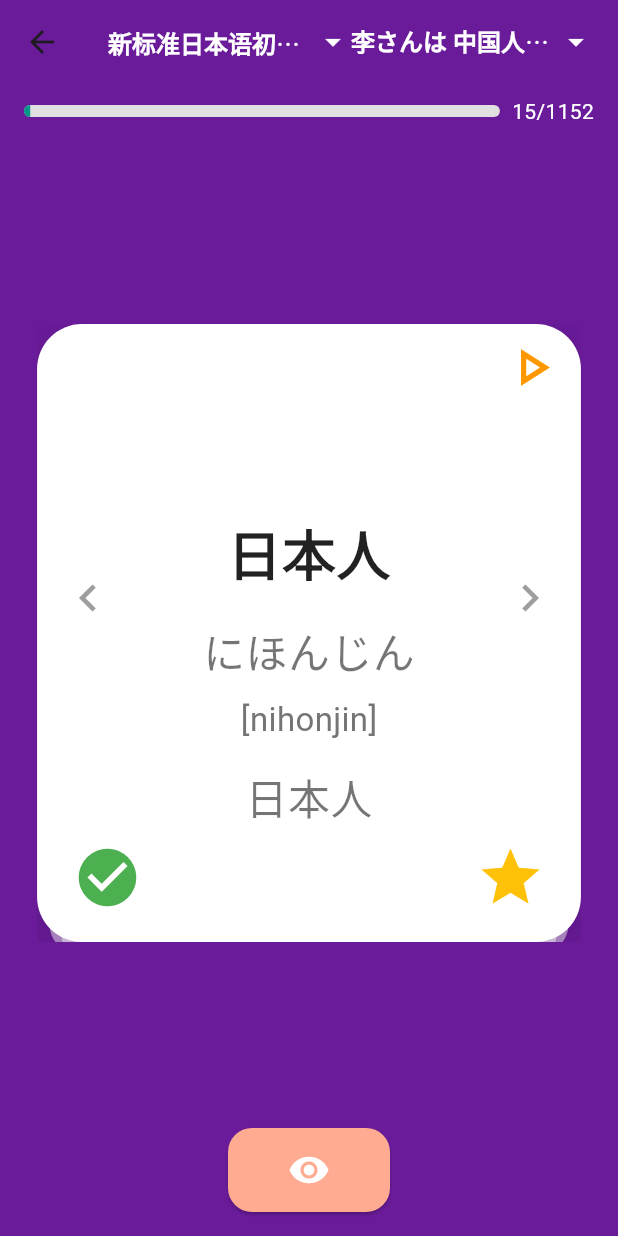
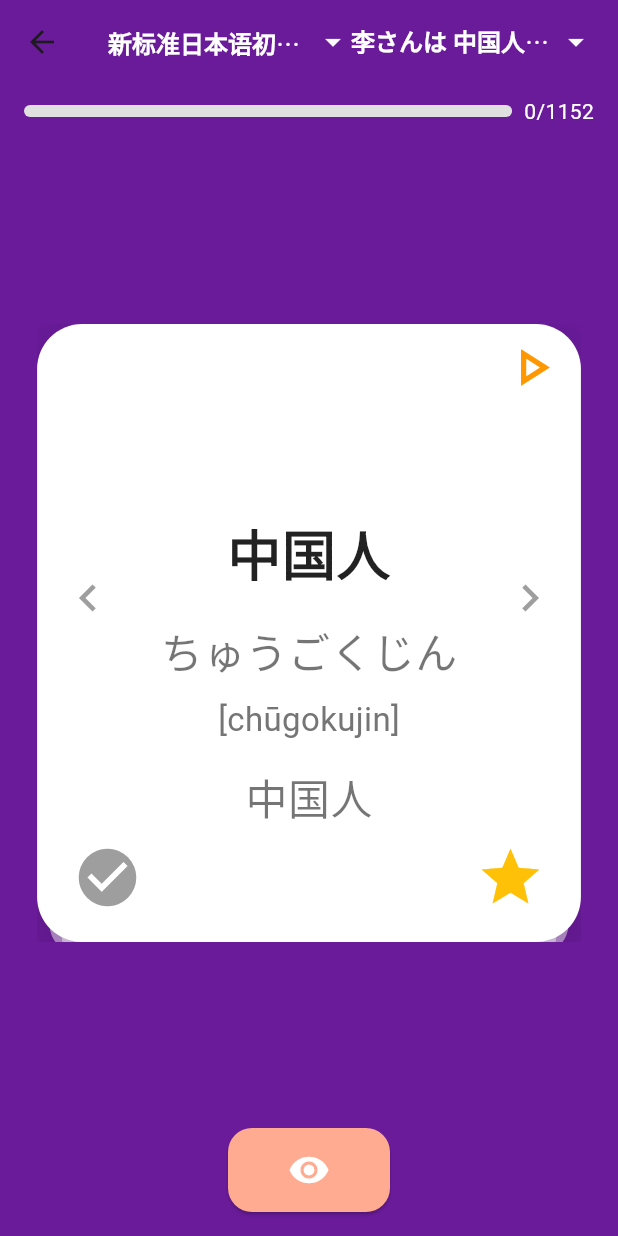
Before and after one commit to ssftree/nihong-bk, a Flutter app: the screen it shows after launch, after a tap on "新标准日本语初级上册", on a phone screen of 412 x 824 dp. Run offline on Flutter 3.47's test engine with Material 3 defaults, Android fonts, the light colour scheme and no system bars; our stand-ins replace audioplayers, shared_preferences.

Commit message:
refactor: Refactor logic for handling completed vocabularies.
- Update functions and logic to consider completed vocabularies before advancing
- Fix typos in import statements and field names
- Refactor SharedPreferencesHelper to handle completed vocabularies
- Remove unnecessary class and update file structure for TripleVoc

```diff
--- a/assets/vocabulary/0/words/0.json
+++ b/assets/vocabulary/0/words/0.json
@@ -26,7 +26,7 @@
     {
         "id": "3",
         "japanese": "アメリカじん",
-        "kanji": "～人",
+        "kanji": "美国人",
         "type": "〔名〕",
         "chinese": "美国人",
         "romaji": "amerika-jin"
@@ -34,7 +34,7 @@
     {
         "id": "4",
         "japanese": "フランスじん",
-        "kanji": "～人",
+        "kanji": "法国人",
         "type": "〔名〕",
         "chinese": "法国人",
         "romaji": "furansu-jin"
--- a/lib/category_page.dart
+++ b/lib/category_page.dart
@@ -2,7 +2,7 @@ import 'dart:convert';
 import 'package:daily_word/shared_preferences_helper.dart';
 import 'package:flutter/material.dart';
 import 'flashcard_page.dart';
-import 'model/TripleVoc.dart';
+import 'model/triplevoc.dart';
 import 'model/book.dart';
 import 'model/lesson.dart';
 
@@ -15,12 +15,13 @@ class CategoryPage extends StatefulWidget {
 
 class _CategoryPageState extends State<CategoryPage> {
   late Future<List<Book>> _futureBooks;
-
+  late Map<String, Map<String, String>> _completedVocabularies = {};
 
   @override
   void initState() {
     super.initState();
     _futureBooks = _loadBookModel();
+    _loadCompletedVocabularies();
   }
 
   Future<List<Book>> _loadBookModel() async {
@@ -28,6 +29,11 @@ class _CategoryPageState extends State<CategoryPage> {
         .loadString('assets/vocabulary/0/metadata/metadata.json');
     final book = Book.fromJson(json.decode(response));
     return [book];
+  }
+
+  void _loadCompletedVocabularies() async {
+    final SharedPreferencesHelper prefs = SharedPreferencesHelper();
+    _completedVocabularies = await prefs.getCompletedVocabularies();
   }
 
   @override
@@ -165,7 +171,8 @@ class _CategoryPageState extends State<CategoryPage> {
                         itemCount: books.length,
                         itemBuilder: (context, index) {
                           final book = books[index];
-                          return _buildCategoryItem(book, 0, book.totalVocabularies);
+                          final completedVocabularies = _completedVocabularies[book.bookId] ?? {};
+                          return _buildCategoryItem(book, completedVocabularies);
                         },
                       );
                     }
@@ -228,19 +235,19 @@ class _CategoryPageState extends State<CategoryPage> {
     );
   }
 
-  Widget _buildCategoryItem(Book book, int completed, int total) {
+  Widget _buildCategoryItem(Book book, Map<String, String> completedVocabularies) {
+    var total = book.totalVocabularies;
+    var completed = completedVocabularies.length;
     return GestureDetector(
         onTap: () async {
-          final progress = await SharedPreferencesHelper().getProgressForBook(book.bookId);
           final books = await _futureBooks;
           Navigator.push(
             context,
             MaterialPageRoute(
                 builder: (context) => FlashcardPage(
                       books: books,
-                      progress: progress!,
-                      selectedBookIndex: 0,
-                      selectedLessonIndex: 0,
+                      curVoc: TripleVoc(bookId: 0, lessonId: 0, vocabularyId: 0),
+                    completedVocabularies: completedVocabularies,
                     )),
           );
         },
--- a/lib/flashcard_page.dart
+++ b/lib/flashcard_page.dart
@@ -1,26 +1,26 @@
 import 'dart:convert';
-import 'package:daily_word/model/TripleVoc.dart';
+import 'package:daily_word/model/triplevoc.dart';
 import 'package:daily_word/model/vocabulary.dart';
+import 'package:daily_word/shared_preferences_helper.dart';
 import 'package:flutter/material.dart';
 import 'package:audioplayers/audioplayers.dart';
 import 'helpers/vocabulary_nevigate.dart';
 import 'model/book.dart';
 import 'model/lesson.dart';
-import 'model/progress.dart';
+
 
 class FlashcardPage extends StatefulWidget {
   final List<Book> books;
-  Progress progress;
-  int selectedBookIndex;
-  int selectedLessonIndex;
+  TripleVoc curVoc;
+  Map<String, String> completedVocabularies;
 
   FlashcardPage({
     Key? key,
     required this.books,
-    required this.progress,
-    required this.selectedBookIndex,
-    required this.selectedLessonIndex,
-  }) : super(key: key);
+    required this.curVoc,
+    Map<String, String>? completedVocabularies,
+  })  : completedVocabularies = completedVocabularies ?? {},
+        super(key: key);
 
   @override
   _FlashcardPageState createState() => _FlashcardPageState();
@@ -30,26 +30,22 @@ class _FlashcardPageState extends State<FlashcardPage> {
   List<Vocabulary> _vocabulary = [];
   bool _isLoading = true;
   int _totalVocabularies = 0;
+  int _completedSize = 0;
   final AudioPlayer _audioPlayer = AudioPlayer();
-  late TripleVoc currentTripleVoc;
   bool _isVisible = true;
+  final SharedPreferencesHelper prefs = SharedPreferencesHelper();
 
   @override
   void initState() {
     super.initState();
     _initVariables();
-    _loadVocabulary(widget.books[widget.selectedBookIndex].bookId,
-    widget.selectedLessonIndex.toString());
+    _loadVocabulary(widget.curVoc.getBookIdString(), widget.curVoc.getLessonIdString());
   }
 
   void _initVariables() {
     _totalVocabularies =
-        widget.books[widget.selectedBookIndex].totalVocabularies;
-    currentTripleVoc = TripleVoc(
-      lessonId: widget.selectedLessonIndex,
-      vocabularyId: 0,
-      bookId: int.parse(widget.books[widget.selectedBookIndex].bookId),
-    );
+        widget.books[widget.curVoc.bookId].totalVocabularies;
+    _completedSize = widget.completedVocabularies.length;
   }
 
   Future<void> _loadVocabulary(String bookId, String lessonId) async {
@@ -68,30 +64,33 @@ class _FlashcardPageState extends State<FlashcardPage> {
   }
 
   void _navigateToPreviousVocabulary() {
-    final result = getPrevVocabulary(widget.books[widget.selectedBookIndex], currentTripleVoc);
+    final result = getPrevVocabulary(widget.books[widget.curVoc.bookId], widget.curVoc, widget.completedVocabularies);
     setState(() {
-      currentTripleVoc = result.$1; // Update currentTripleVoc
-      if (widget.selectedLessonIndex != currentTripleVoc.lessonId) {
-        widget.selectedLessonIndex = currentTripleVoc.lessonId; // Update selectedLessonIndex
-        _loadVocabulary(widget.books[widget.selectedBookIndex].bookId, widget.selectedLessonIndex.toString());
+      var preLess = widget.curVoc.lessonId;
+      widget.curVoc = result.$1; // Update widget.curVoc
+      if (preLess != widget.curVoc.lessonId) {
+        _loadVocabulary(widget.curVoc.getBookIdString(), widget.curVoc.getLessonIdString());
         setState(() {}); // Trigger a rebuild to update the dropdown menu
       }
-      widget.progress = Progress(lastLesson: widget.selectedLessonIndex, lastVocabulary: currentTripleVoc.vocabularyId); // Update progress
-
     });
   }
 
   void _navigateToNextVocabulary() {
-    final result = getNextVocabulary(widget.books[widget.selectedBookIndex], currentTripleVoc);
+    final result = getNextVocabulary(widget.books[widget.curVoc.bookId], widget.curVoc, widget.completedVocabularies);
     setState(() {
-      currentTripleVoc = result.$1; // Update currentTripleVoc
-      if (widget.selectedLessonIndex != currentTripleVoc.lessonId) {
-        widget.selectedLessonIndex = currentTripleVoc.lessonId; // Update selectedLessonIndex
-        _loadVocabulary(widget.books[widget.selectedBookIndex].bookId, widget.selectedLessonIndex.toString());
+      var preLess = widget.curVoc.lessonId;
+      widget.curVoc = result.$1; // Update widget.curVoc
+      if (preLess != widget.curVoc.lessonId) {
+        _loadVocabulary(widget.curVoc.getBookIdString(), widget.curVoc.getLessonIdString());
         setState(() {}); // Trigger a rebuild to update the dropdown menu
       }
-      widget.progress = Progress(lastLesson: widget.selectedLessonIndex, lastVocabulary: currentTripleVoc.vocabularyId); // Update progress
     });
+  }
+
+  void _markAsCompleted() {
+    String currentVocabularyId = "${widget.curVoc.getLessonIdString()}-${widget.curVoc.getVocabularyIdString()}";
+    widget.completedVocabularies[currentVocabularyId] = currentVocabularyId; // Mark as completed
+    prefs.addCompletedVocabulary(widget.curVoc.getBookIdString(), currentVocabularyId); // Save to shared preferences
   }
 
   @override
@@ -121,7 +120,7 @@ class _FlashcardPageState extends State<FlashcardPage> {
                     children: [
                       Flexible(
                         child: Text(
-                          widget.books[widget.selectedBookIndex].title,
+                          widget.books[widget.curVoc.bookId].title,
                           style: TextStyle(
                             color: Colors.white,
                             fontSize: 16,
@@ -148,30 +147,28 @@ class _FlashcardPageState extends State<FlashcardPage> {
                 child: PopupMenuButton<String>(
                   onSelected: (String value) {
                     // Find the index of the selected lesson
-                    final selectedLesson = widget.books[widget.selectedBookIndex].lessons.firstWhere(
+                    final selectedLesson = widget.books[widget.curVoc.bookId].lessons.firstWhere(
                       (lesson) => lesson.lessonTitle == value,
-                      orElse: () => widget.books[widget.selectedBookIndex].lessons[widget.selectedLessonIndex], // Fallback
+                      orElse: () => widget.books[widget.curVoc.bookId].lessons[widget.curVoc.lessonId], // Fallback
                     );
                     setState(() {
-                      widget.selectedLessonIndex = widget.books[widget.selectedBookIndex].lessons.indexOf(selectedLesson); // Update selectedLessonIndex
+                      widget.curVoc.lessonId = widget.books[widget.curVoc.bookId].lessons.indexOf(selectedLesson); // Update selectedLessonIndex
                       print(selectedLesson.lessonTitle);
                       print(selectedLesson.lessonId);
-                      _loadVocabulary(widget.books[widget.selectedBookIndex].bookId, widget.selectedLessonIndex.toString()); // Load vocabulary for the selected lesson
-                      currentTripleVoc.lessonId = widget.selectedLessonIndex; // Update lessonId in currentTripleVoc
-                      currentTripleVoc.vocabularyId = 0;
+                      _loadVocabulary(widget.curVoc.getBookIdString(), widget.curVoc.lessonId.toString()); // Load vocabulary for the selected lesson
+                      widget.curVoc.lessonId = widget.curVoc.lessonId; // Update lessonId in widget.curVoc
+                      widget.curVoc.vocabularyId = 0;
                       setState(() {
 
                       });
                     });
-                    widget.progress = Progress(lastLesson: widget.selectedLessonIndex, lastVocabulary: 0);
-
                   },
                   child: Row(
                     children: [
                       Flexible(
                         child: Text(
                           widget
-                              .books[widget.selectedBookIndex].lessons[widget.selectedLessonIndex].lessonTitle,
+                              .books[widget.curVoc.bookId].lessons[widget.curVoc.lessonId].lessonTitle,
                           style: const TextStyle(
                             color: Colors.white,
                             fontSize: 16,
@@ -185,7 +182,7 @@ class _FlashcardPageState extends State<FlashcardPage> {
                     ],
                   ),
                   itemBuilder: (BuildContext context) {
-                    return widget.books[widget.selectedBookIndex].lessons
+                    return widget.books[widget.curVoc.bookId].lessons
                         .map((Lesson lesson) {
                       return PopupMenuItem<String>(
                         value: lesson.lessonTitle,
@@ -211,7 +208,7 @@ class _FlashcardPageState extends State<FlashcardPage> {
                     child: ClipRRect(
                       borderRadius: BorderRadius.circular(20),
                       child: LinearProgressIndicator(
-                        value: 15 / _totalVocabularies,
+                        value: _completedSize / _totalVocabularies,
                         backgroundColor: Colors.grey[300],
                         valueColor: AlwaysStoppedAnimation<Color>(Colors.teal),
                         minHeight: 8,
@@ -220,7 +217,7 @@ class _FlashcardPageState extends State<FlashcardPage> {
                   ),
                   const SizedBox(width: 8),
                   Text(
-                    '15/${_totalVocabularies.toString()}',
+                    '${_completedSize}/${_totalVocabularies.toString()}',
                     style: TextStyle(color: Colors.white, fontSize: 14),
                   ),
                 ],
@@ -264,9 +261,9 @@ class _FlashcardPageState extends State<FlashcardPage> {
                                   alignment: Alignment.topRight,
                                   child: GestureDetector(
                                     onTap: () async {
-                                      print("vocabulary/${widget.selectedBookIndex}/mp3/${widget.selectedLessonIndex}/${widget.progress.lastVocabulary}.mp3");
+                                      print("vocabulary/${widget.curVoc.bookId}/mp3/${widget.curVoc.lessonId}/${widget.curVoc.vocabularyId}.mp3");
                                       await _audioPlayer.play(AssetSource(
-                                          "vocabulary/${widget.selectedBookIndex}/mp3/${widget.selectedLessonIndex}/${widget.progress.lastVocabulary}.mp3"));
+                                          "vocabulary/${widget.curVoc.bookId}/mp3/${widget.curVoc.lessonId}/${widget.curVoc.vocabularyId}.mp3"));
                                     },
                                     child: Icon(
                                       Icons.play_arrow_outlined,
@@ -278,9 +275,9 @@ class _FlashcardPageState extends State<FlashcardPage> {
                               ),
                               const Spacer(),
                               Text(
-                                _vocabulary[widget.progress.lastVocabulary].kanji.isNotEmpty
-                                    ? _vocabulary[widget.progress.lastVocabulary].kanji
-                                    : _vocabulary[widget.progress.lastVocabulary].japanese,
+                                _vocabulary[widget.curVoc.vocabularyId].kanji.isNotEmpty
+                                    ? _vocabulary[widget.curVoc.vocabularyId].kanji
+                                    : _vocabulary[widget.curVoc.vocabularyId].japanese,
                                 style: TextStyle(
                                     fontSize: 36,
                                     fontWeight: FontWeight.bold,
@@ -289,8 +286,8 @@ class _FlashcardPageState extends State<FlashcardPage> {
                               const SizedBox(height: 20),
                               if (_isVisible)
                               Text(
-                                _vocabulary[widget.progress.lastVocabulary].kanji.isNotEmpty
-                                    ? _vocabulary[widget.progress.lastVocabulary].japanese
+                                _vocabulary[widget.curVoc.vocabularyId].kanji.isNotEmpty
+                                    ? _vocabulary[widget.curVoc.vocabularyId].japanese
                                     : '',
                                 style: TextStyle(
                                     fontSize: 28,
@@ -300,7 +297,7 @@ class _FlashcardPageState extends State<FlashcardPage> {
                               const SizedBox(height: 10),
                               if (_isVisible)
                                 Text(
-                                  "[${_vocabulary[widget.progress.lastVocabulary].romaji}]",
+                                  "[${_vocabulary[widget.curVoc.vocabularyId].romaji}]",
                                   style: TextStyle(
                                       fontSize: 22,
                                       fontWeight: FontWeight.normal,
@@ -309,7 +306,7 @@ class _FlashcardPageState extends State<FlashcardPage> {
                               const SizedBox(height: 16),
                               if (_isVisible)
                                 Text(
-                                  _vocabulary[widget.progress.lastVocabulary].chinese,
+                                  _vocabulary[widget.curVoc.vocabularyId].chinese,
                                   style: TextStyle(
                                       fontSize: 28,
                                       fontWeight: FontWeight.normal,
@@ -321,10 +318,25 @@ class _FlashcardPageState extends State<FlashcardPage> {
                           Positioned(
                             bottom: 20,
                             left: 24,
-                            child: const Icon(
-                              Icons.check_circle,
-                              color: Colors.green,
-                              size: 46,
+                            child: GestureDetector(
+                              onTap: () {
+                                // Show a congratulatory message
+                                ScaffoldMessenger.of(context).showSnackBar(
+                                  SnackBar(
+                                    content: Text(' 🎉 Congratulations! You learned this vocabulary!'),
+                                    duration: Duration(seconds: 2), // Duration for the message
+                                  ),
+                                );
+                                _markAsCompleted(); // Mark the current vocabulary as completed
+                                Future.delayed(Duration(seconds: 2), () {
+                                  _navigateToNextVocabulary(); // Move to the next vocabulary after the message
+                                });
+                              },
+                              child: Icon(
+                                Icons.check_circle,
+                                color: Colors.grey, // Initial color is grey
+                                size: 46,
+                              ),
                             ),
                           ),
                           Positioned(
--- a/lib/model/TripleVoc.dart
+++ /dev/null
@@ -1,11 +0,0 @@
-class TripleVoc {
-  int bookId;
-  int lessonId;
-  int vocabularyId;
-
-  TripleVoc({
-    required this.bookId,
-    required this.lessonId,
-    required this.vocabularyId,
-  });
-}
--- a/lib/model/book.dart
+++ b/lib/model/book.dart
@@ -1,4 +1,3 @@
-import 'TripleVoc.dart';
 import 'lesson.dart';
 
 class Book {
--- a/lib/model/progress.dart
+++ /dev/null
@@ -1,23 +0,0 @@
-class Progress {
-  final int lastLesson;
-  final int lastVocabulary;
-
-  Progress({
-    required this.lastLesson,
-    required this.lastVocabulary,
-  });
-
-  factory Progress.fromJson(Map<String, dynamic> json) {
-    return Progress(
-      lastLesson: json['last_lesson'] as int,
-      lastVocabulary: json['last_vocabulary'] as int,
-    );
-  }
-
-  Map<String, dynamic> toJson() {
-    return {
-      'last_lesson': lastLesson,
-      'last_vocabulary': lastVocabulary,
-    };
-  }
-}
--- /dev/null
+++ b/lib/model/triplevoc.dart
@@ -0,0 +1,23 @@
+class TripleVoc {
+  int bookId;
+  int lessonId;
+  int vocabularyId;
+
+  TripleVoc({
+    required this.bookId,
+    required this.lessonId,
+    required this.vocabularyId,
+  });
+
+  String getBookIdString() {
+    return bookId.toString();
+  }
+
+  String getLessonIdString() {
+    return lessonId.toString();
+  }
+
+  String getVocabularyIdString() {
+    return vocabularyId.toString();
+  }
+}
--- a/lib/shared_preferences_helper.dart
+++ b/lib/shared_preferences_helper.dart
@@ -1,38 +1,34 @@
 import 'dart:convert';
-
 import 'package:shared_preferences/shared_preferences.dart';
-
-import 'model/progress.dart';
-
 
 class SharedPreferencesHelper {
   static SharedPreferences? _preferences;
 
   static const String _favoritesKey = 'favorites';
-  static const String _progressKey = 'progress';
+  static const String _completedVocabulariesKey = 'completedVocabularies';
 
-  Future<Map<String, Progress>> getProgressData() async {
+  Future<Map<String, Map<String, String>>> getCompletedVocabularies() async {
     final SharedPreferences prefs = await SharedPreferences.getInstance();
-    final String? progressJson = prefs.getString(_progressKey);
-
-    // Decode JSON if it exists and map to ProgressModel instances, otherwise return an empty map
-    if (progressJson != null) {
-      final Map<String, dynamic> jsonData = json.decode(progressJson);
-      return jsonData.map((key, value) =>
-          MapEntry(key, Progress.fromJson(Map<String, dynamic>.from(value))));
+    final String? completedVocabulariesJson = prefs.getString(_completedVocabulariesKey);
+    if (completedVocabulariesJson != null) {
+      final Map<String, dynamic> decodedMap = json.decode(completedVocabulariesJson);
+      return decodedMap.map((key, value) {
+        return MapEntry(key, Map<String, String>.from(value as Map<String, dynamic>));
+      });
     } else {
       return {};
     }
   }
 
-  Future<Progress?> getProgressForBook(String bookId) async {
-    final Map<String, Progress> progressData = await getProgressData();
-    if (progressData.containsKey(bookId)) {
-      return progressData[bookId];
-    } else {
-      return Progress(lastLesson: 1, lastVocabulary: 1);
+  Future addCompletedVocabulary(String bookId, String vocabularyId) async {
+    final SharedPreferences prefs = await SharedPreferences.getInstance();
+    final Map<String, Map<String, String>> completedVocabularies = await getCompletedVocabularies();
+    if (!completedVocabularies.containsKey(bookId)) {
+      completedVocabularies[bookId] = {};
     }
+    final Map<String, String> vocabulary = completedVocabularies[bookId]!;
+    vocabulary[vocabularyId] = DateTime.now().toIso8601String();
+    completedVocabularies[bookId] = vocabulary;
+    await prefs.setString(_completedVocabulariesKey, json.encode(completedVocabularies));
   }
-
-
 }
```
Also changed, not shown: lib/helpers/vocabulary_nevigate.dart (+16 -4 lines).
